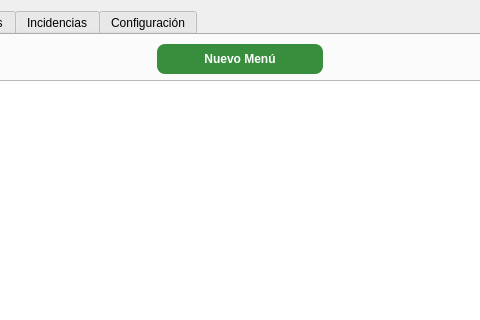
First picture: the form in src/vista/ui/AdminPanel.ui, repository jaimecarfe/menule, before the edit; both pictures show x 260 to 740 and y 0 to 320 of the 1000 by 700 pixel window.
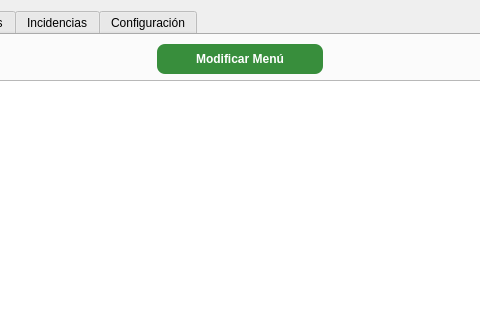
Second picture: the form after the edit. The open tabs and pages were chosen to show the change.

```diff
--- a/src/vista/ui/AdminPanel.ui
+++ b/src/vista/ui/AdminPanel.ui
@@ -69,8 +69,8 @@
              <attribute name="title"><string>Menús</string></attribute>
              <layout class="QVBoxLayout" name="layoutMenus">
                 <item alignment="Qt::AlignHCenter">
-                 <widget class="QPushButton" name="btnNuevoMenu">
-                    <property name="text"><string>Nuevo Menú</string></property>
+                 <widget class="QPushButton" name="btnModificarMenu">
+                    <property name="text"><string>Modificar Menú</string></property>
                  </widget>
                 </item>
                 <item>
```
